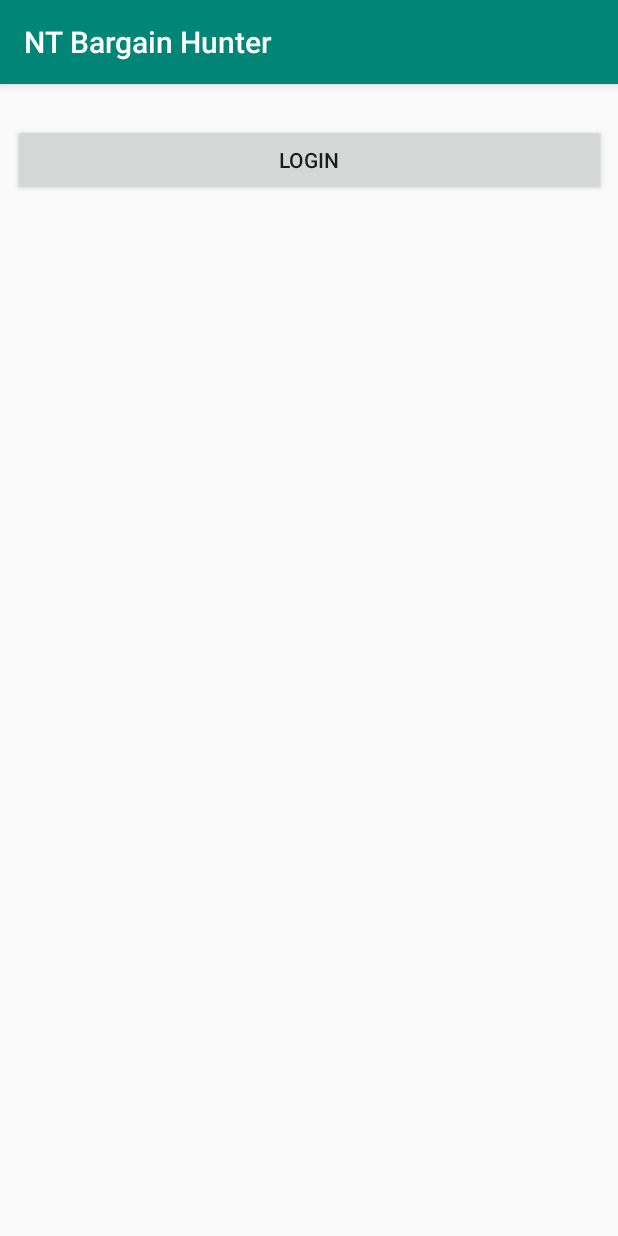
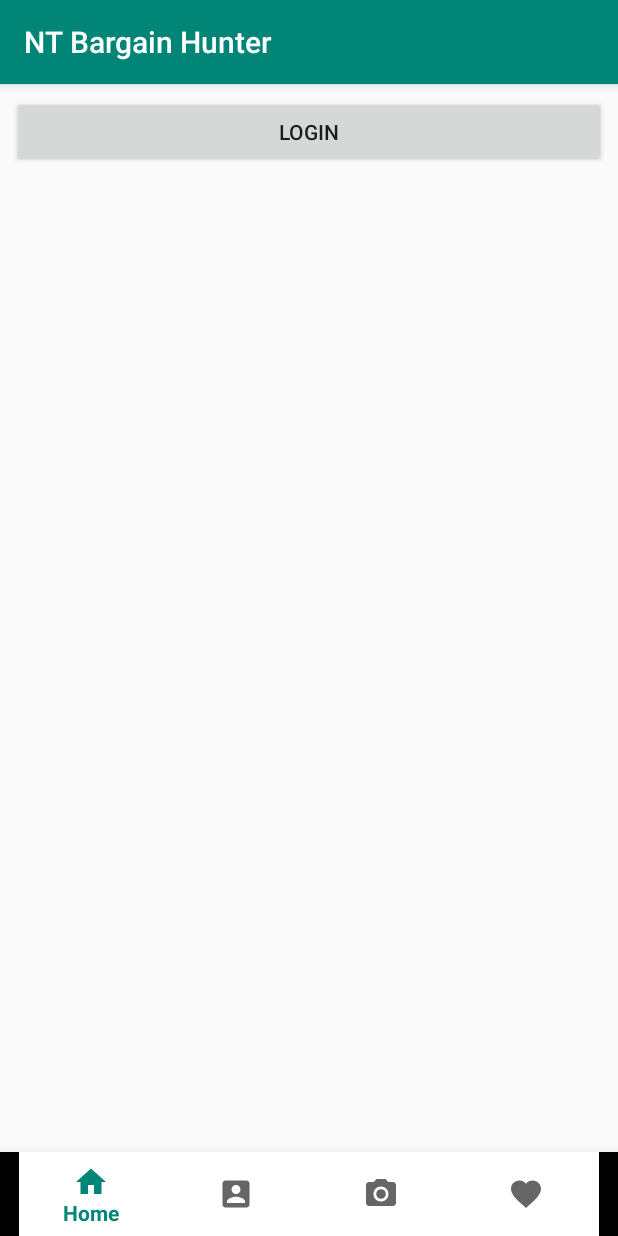
Before and after one commit to LargerSnowdevil/NT-Bargain-Hunter, an Android app: the UserBargainList screen opened directly, with no data from a screen before it, on a phone screen of 412 x 824 dp. Run offline under Robolectric (Android 15) with nearby library versions, the phone set to English and light mode, and no system bars.

Commit message:
forgot the 2nd footer

```diff
--- a/App/app/src/main/java/com/example/ntbargainhunter/HomePage.java
+++ b/App/app/src/main/java/com/example/ntbargainhunter/HomePage.java
@@ -20,7 +20,7 @@ public class HomePage extends AppCompatActivity {
             @Override
             public boolean onNavigationItemSelected(@NonNull MenuItem menuItem) {
                 if (menuItem.getItemId() == R.id.menuActionHome) {
-                    return false;
+                    return true;
                 } else if (menuItem.getItemId() == R.id.menuActionAccount) {
                         Intent i = new Intent(HomePage.this, UserBargainList.class);
                         startActivity(i);
--- a/App/app/src/main/res/layout/activity_user_bargain_list.xml
+++ b/App/app/src/main/res/layout/activity_user_bargain_list.xml
@@ -7,13 +7,13 @@
     tools:context=".UserBargainList">
 
     <ScrollView
-        android:layout_width="395dp"
-        android:layout_height="715dp"
+        android:layout_width="match_parent"
+        android:layout_height="0dp"
         android:layout_marginStart="8dp"
         android:layout_marginTop="8dp"
         android:layout_marginEnd="8dp"
         android:layout_marginBottom="8dp"
-        app:layout_constraintBottom_toBottomOf="parent"
+        app:layout_constraintBottom_toTopOf="@+id/userPageFooterNav"
         app:layout_constraintEnd_toEndOf="parent"
         app:layout_constraintStart_toStartOf="parent"
         app:layout_constraintTop_toTopOf="parent">
@@ -21,7 +21,7 @@
         <LinearLayout
             android:layout_width="match_parent"
             android:layout_height="wrap_content"
-            android:orientation="vertical" >
+            android:orientation="vertical">
 
             <android.support.v7.widget.RecyclerView
                 android:layout_width="match_parent"
@@ -35,4 +35,14 @@
                 android:text="LogIn" />
         </LinearLayout>
     </ScrollView>
+
+    <android.support.design.widget.BottomNavigationView
+        android:id="@+id/userPageFooterNav"
+        android:layout_width="match_parent"
+        android:layout_height="wrap_content"
+        app:itemBackground="@color/cardview_light_background"
+        app:layout_constraintBottom_toBottomOf="parent"
+        app:layout_constraintEnd_toEndOf="parent"
+        app:layout_constraintStart_toStartOf="parent"
+        app:menu="@menu/footer_nav_menu" />
 </android.support.constraint.ConstraintLayout>
```
Also changed, not shown: App/app/src/main/java/com/example/ntbargainhunter/UserBargainList.java (+24 -0 lines).
